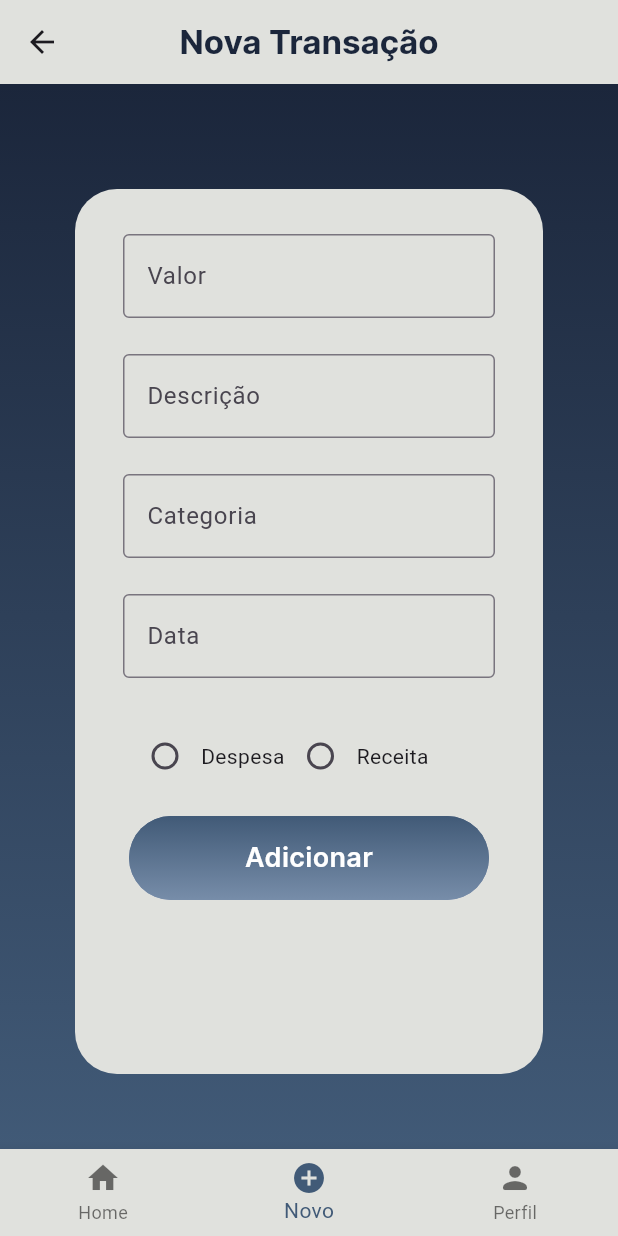
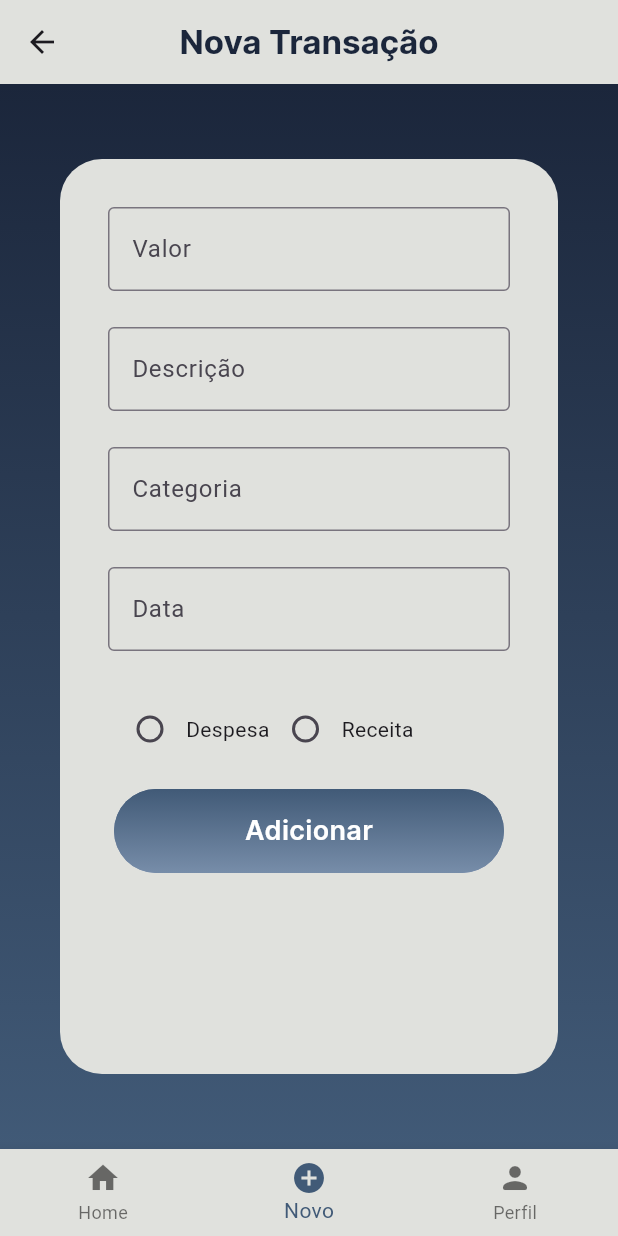
Before and after one commit to gustaf30/finance_app, a Flutter app: the NewTransactionPage screen opened directly, on a phone screen of 412 x 824 dp. Run offline on Flutter 3.47's test engine with Material 3 defaults, Android fonts, the phone set to English and light mode, and no system bars.

Commit message:
Correção dos problemas de 'bottom overflowed' e 'right overflowed'

```diff
--- a/lib/common/widgets/new_transacton_form.dart
+++ b/lib/common/widgets/new_transacton_form.dart
@@ -65,32 +65,20 @@ class _NewTransactionFormState extends State<NewTransactionForm> {
   @override
   Widget build(BuildContext context) {
     return Container(
+      margin: const EdgeInsets.symmetric(horizontal: 40, vertical: 50),
+      child: Container(
         decoration: const BoxDecoration(
           color: AppColors.beige1,
           borderRadius: BorderRadius.all(Radius.circular(28)),
         ),
-      margin: const EdgeInsets.only(top: 70, bottom: 50, left: 50, right: 50),
+        padding: const EdgeInsets.all(20),
         child: ListView(
           padding: EdgeInsets.zero,
           children: [
-          Container(
-            decoration: const BoxDecoration(
-              color: AppColors.beige1,
-              borderRadius: BorderRadius.all(Radius.circular(28)),
-            ),
-            margin: const EdgeInsets.only(
-              left: 20,
-              right: 20,
-            ),
-            child: Column(
+            Column(
               children: [
                 Padding(
-                  padding: const EdgeInsets.only(
-                    top: 30,
-                    left: 12,
-                    right: 12,
-                    bottom: 12,
-                  ),
+                  padding: const EdgeInsets.all(12.0),
                   child: TextFormField(
                     controller: _valueController,
                     keyboardType: TextInputType.number,
@@ -189,8 +177,8 @@ class _NewTransactionFormState extends State<NewTransactionForm> {
                 ),
               ],
             ),
+          ],
         ),
-        ],
       ),
     );
   }
--- a/lib/common/widgets/signup_form_box.dart
+++ b/lib/common/widgets/signup_form_box.dart
@@ -1,3 +1,5 @@
+// ignore_for_file: library_private_types_in_public_api
+
 import 'package:finance_app/features/profile/profile_page.dart';
 import 'package:finance_app/features/sign_in/sign_in_page.dart';
 import 'package:flutter/material.dart';
--- a/lib/features/profile/change_password_page.dart
+++ b/lib/features/profile/change_password_page.dart
@@ -8,6 +8,7 @@ class ChangePasswordPage extends StatefulWidget {
   const ChangePasswordPage({super.key});
 
   @override
+  // ignore: library_private_types_in_public_api
   _ChangePasswordPageState createState() => _ChangePasswordPageState();
 }
 
--- a/lib/features/sign_in/password_recover_page.dart
+++ b/lib/features/sign_in/password_recover_page.dart
@@ -1,3 +1,5 @@
+// ignore_for_file: library_private_types_in_public_api
+
 import 'package:finance_app/common/constants/app_colors.dart';
 import 'package:finance_app/common/constants/app_text_styles.dart';
 import 'package:finance_app/common/widgets/primary_button.dart';
@@ -5,7 +7,7 @@ import 'package:finance_app/features/sign_in/password_recover_success_page.dart'
 import 'package:flutter/material.dart';
 
 class PasswordRecoverPage extends StatefulWidget {
-  const PasswordRecoverPage({Key? key}) : super(key: key);
+  const PasswordRecoverPage({super.key});
 
   @override
   _PasswordRecoverPageState createState() => _PasswordRecoverPageState();
@@ -51,7 +53,7 @@ class _PasswordRecoverPageState extends State<PasswordRecoverPage> {
               width: double.infinity,
               child: Column(
                 children: [
-                  SizedBox(height: 20),
+                  const SizedBox(height: 20),
                   Text(
                     'Digite o email cadastrado',
                     style: AppTextStyles.notSoSmallText
--- a/lib/features/sign_in/password_recover_success_page.dart
+++ b/lib/features/sign_in/password_recover_success_page.dart
@@ -1,3 +1,5 @@
+// ignore_for_file: library_private_types_in_public_api
+
 import 'package:finance_app/common/constants/app_colors.dart';
 import 'package:finance_app/common/constants/app_text_styles.dart';
 import 'package:finance_app/common/widgets/primary_button.dart';
```
Also changed, not shown: lib/features/home/home_page.dart (+10 -6 lines), lib/features/profile/profile_page.dart (+7 -4 lines), 1 other file. Lines whose indentation alone changed are shown as unchanged.
